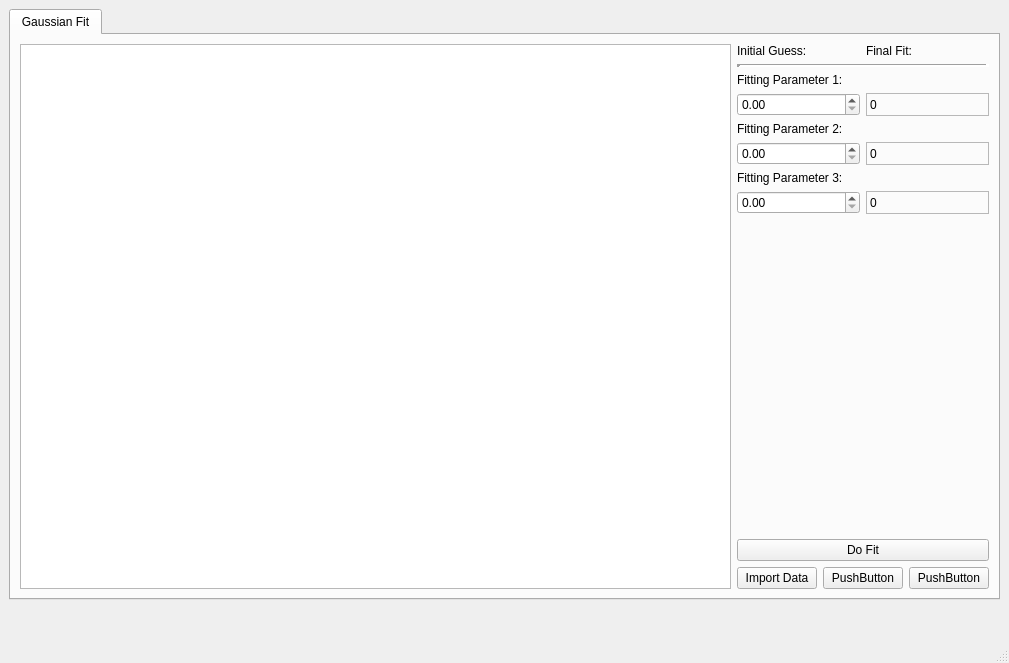
The window that src/lda_nsp2/views/lda_designer_gui.ui (EmmadeJager/LDA-NSP2) describes before a commit, drawn with Qt 5.
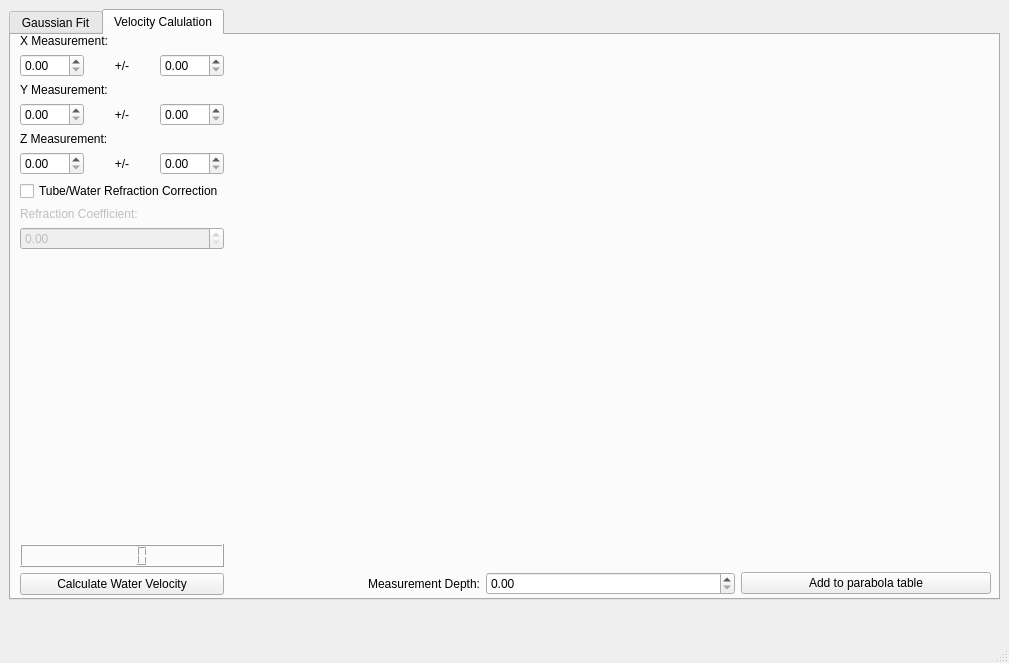
The same window after the commit. Custom widgets are drawn as their Qt base class.

Commit message: started process of adding velocity calculations to gui

```diff
--- a/src/lda_nsp2/views/lda_designer_gui.ui
+++ b/src/lda_nsp2/views/lda_designer_gui.ui
@@ -23,6 +23,9 @@
       <height>591</height>
      </rect>
     </property>
+    <property name="currentIndex">
+     <number>1</number>
+    </property>
     <widget class="QWidget" name="gauss_fit_pane">
      <attribute name="title">
       <string>Gaussian Fit</string>
@@ -140,6 +143,9 @@
             <property name="readOnly">
              <bool>false</bool>
             </property>
+            <property name="maximum">
+             <double>99999999.000000000000000</double>
+            </property>
            </widget>
           </item>
           <item>
@@ -209,6 +215,209 @@
       </item>
      </layout>
     </widget>
+    <widget class="QWidget" name="velocity_pane">
+     <attribute name="title">
+      <string>Velocity Calulation</string>
+     </attribute>
+     <widget class="QWidget" name="horizontalLayoutWidget">
+      <property name="geometry">
+       <rect>
+        <x>9</x>
+        <y>-1</y>
+        <width>971</width>
+        <height>561</height>
+       </rect>
+      </property>
+      <layout class="QHBoxLayout" name="horizontalLayout_6">
+       <item>
+        <layout class="QVBoxLayout" name="verticalLayout_3">
+         <item>
+          <widget class="QLabel" name="label_7">
+           <property name="text">
+            <string>X Measurement:</string>
+           </property>
+          </widget>
+         </item>
+         <item>
+          <layout class="QHBoxLayout" name="horizontalLayout_9">
+           <item>
+            <widget class="QDoubleSpinBox" name="x_measurement_spinbox"/>
+           </item>
+           <item>
+            <widget class="QLabel" name="label_9">
+             <property name="text">
+              <string>+/-</string>
+             </property>
+             <property name="alignment">
+              <set>Qt::AlignmentFlag::AlignCenter</set>
+             </property>
+            </widget>
+           </item>
+           <item>
+            <widget class="QDoubleSpinBox" name="x_uncertainty_spinbox"/>
+           </item>
+          </layout>
+         </item>
+         <item>
+          <widget class="QLabel" name="label_8">
+           <property name="text">
+            <string>Y Measurement:</string>
+           </property>
+          </widget>
+         </item>
+         <item>
+          <layout class="QHBoxLayout" name="horizontalLayout_10">
+           <item>
+            <widget class="QDoubleSpinBox" name="y_measurement_spinbox"/>
+           </item>
+           <item>
+            <widget class="QLabel" name="label_10">
+             <property name="text">
+              <string>+/-</string>
+             </property>
+             <property name="alignment">
+              <set>Qt::AlignmentFlag::AlignCenter</set>
+             </property>
+            </widget>
+           </item>
+           <item>
+            <widget class="QDoubleSpinBox" name="y_uncertainty_spinbox"/>
+           </item>
+          </layout>
+         </item>
+         <item>
+          <widget class="QLabel" name="label_6">
+           <property name="text">
+            <string>Z Measurement:</string>
+           </property>
+          </widget>
+         </item>
+         <item>
+          <layout class="QHBoxLayout" name="horizontalLayout_11">
+           <item>
+            <widget class="QDoubleSpinBox" name="z_measurement_spinbox"/>
+           </item>
+           <item>
+            <widget class="QLabel" name="label_11">
+             <property name="text">
+              <string>+/-</string>
+             </property>
+             <property name="alignment">
+              <set>Qt::AlignmentFlag::AlignCenter</set>
+             </property>
+            </widget>
+           </item>
+           <item>
+            <widget class="QDoubleSpinBox" name="z_uncertainty_spinbox"/>
+           </item>
+          </layout>
+         </item>
+         <item>
+          <widget class="QCheckBox" name="refraction_correction_checkbox">
+           <property name="text">
+            <string>Tube/Water Refraction Correction</string>
+           </property>
+          </widget>
+         </item>
+         <item>
+          <widget class="QLabel" name="label_12">
+           <property name="enabled">
+            <bool>false</bool>
+           </property>
+           <property name="text">
+            <string>Refraction Coefficient:</string>
+           </property>
+          </widget>
+         </item>
+         <item>
+          <widget class="QDoubleSpinBox" name="refraction_coefficient_spinbox">
+           <property name="enabled">
+            <bool>false</bool>
+           </property>
+          </widget>
+         </item>
+         <item>
+          <spacer name="verticalSpacer_2">
+           <property name="orientation">
+            <enum>Qt::Orientation::Vertical</enum>
+           </property>
+           <property name="sizeHint" stdset="0">
+            <size>
+             <width>20</width>
+             <height>40</height>
+            </size>
+           </property>
+          </spacer>
+         </item>
+         <item>
+          <widget class="QLCDNumber" name="velocity_lcd"/>
+         </item>
+         <item>
+          <widget class="QPushButton" name="calculate_velocity_button">
+           <property name="text">
+            <string>Calculate Water Velocity</string>
+           </property>
+          </widget>
+         </item>
+        </layout>
+       </item>
+       <item>
+        <layout class="QVBoxLayout" name="verticalLayout_2">
+         <item>
+          <spacer name="verticalSpacer_3">
+           <property name="orientation">
+            <enum>Qt::Orientation::Vertical</enum>
+           </property>
+           <property name="sizeHint" stdset="0">
+            <size>
+             <width>20</width>
+             <height>40</height>
+            </size>
+           </property>
+          </spacer>
+         </item>
+         <item>
+          <spacer name="horizontalSpacer">
+           <property name="orientation">
+            <enum>Qt::Orientation::Horizontal</enum>
+           </property>
+           <property name="sizeHint" stdset="0">
+            <size>
+             <width>40</width>
+             <height>20</height>
+            </size>
+           </property>
+          </spacer>
+         </item>
+         <item>
+          <layout class="QHBoxLayout" name="horizontalLayout_12">
+           <item>
+            <widget class="QLabel" name="label_13">
+             <property name="text">
+              <string>Measurement Depth:</string>
+             </property>
+             <property name="alignment">
+              <set>Qt::AlignmentFlag::AlignRight|Qt::AlignmentFlag::AlignTrailing|Qt::AlignmentFlag::AlignVCenter</set>
+             </property>
+            </widget>
+           </item>
+           <item>
+            <widget class="QDoubleSpinBox" name="measurement_depth_spinbox"/>
+           </item>
+           <item>
+            <widget class="QPushButton" name="add_to_table_button">
+             <property name="text">
+              <string>Add to parabola table</string>
+             </property>
+            </widget>
+           </item>
+          </layout>
+         </item>
+        </layout>
+       </item>
+      </layout>
+     </widget>
+    </widget>
    </widget>
   </widget>
   <widget class="QMenuBar" name="menubar">
```
The commit also changes 2 other files.
